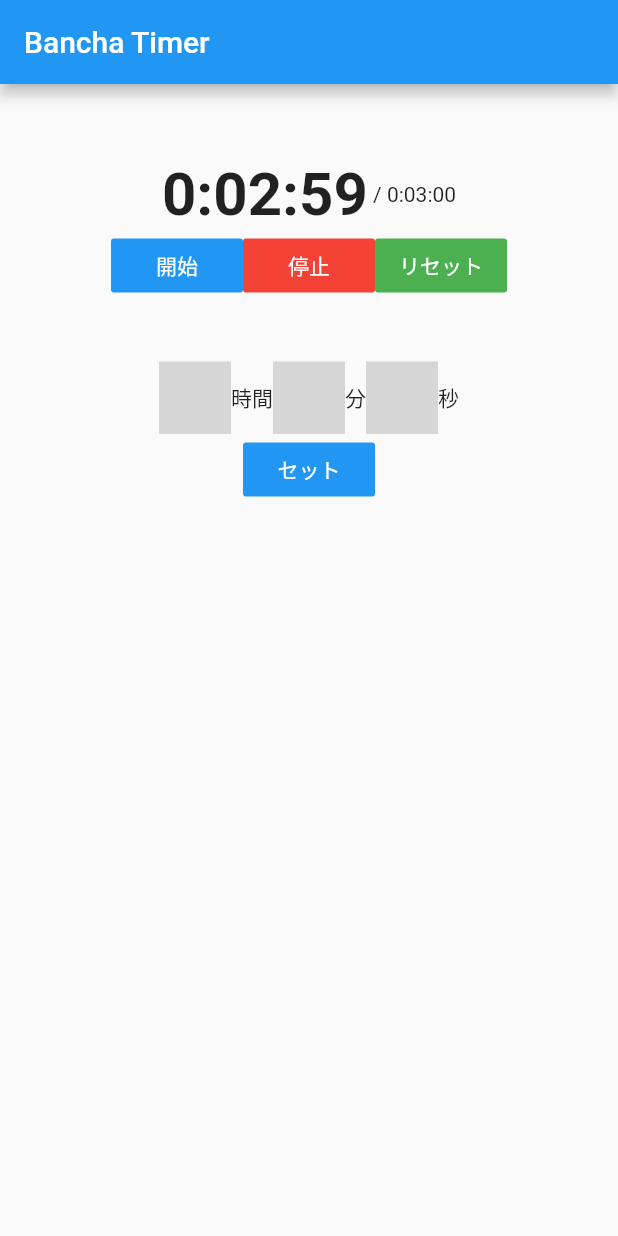
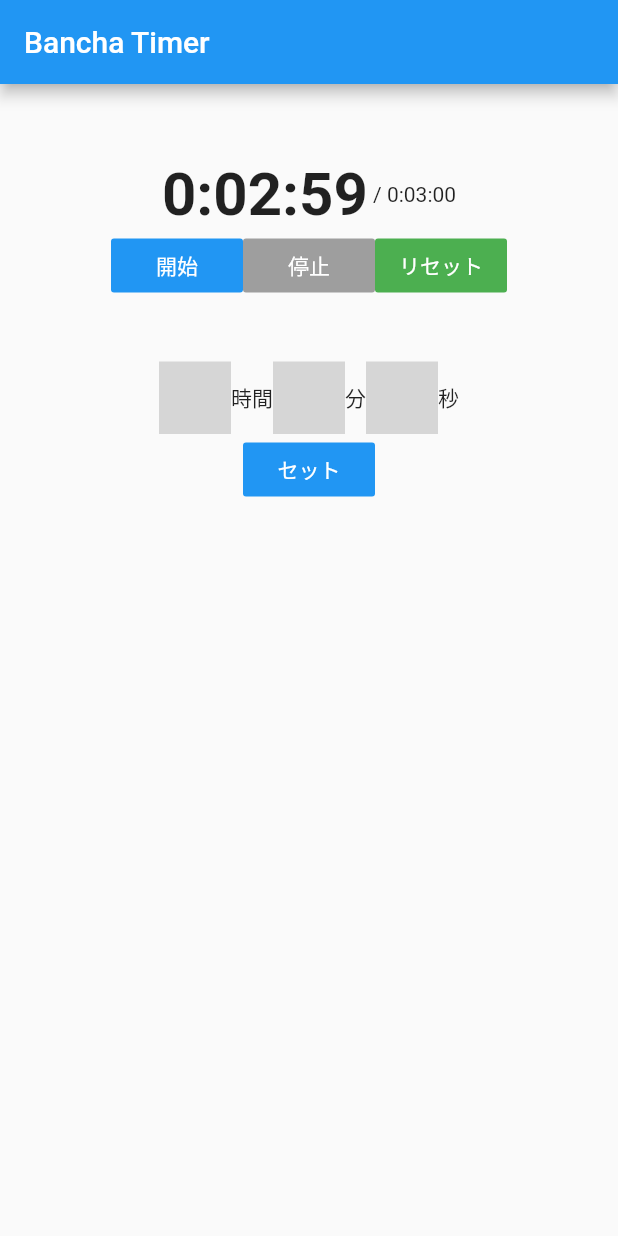
Before and after one commit to bancha-project/bancha-timer, a Flutter app: the screen it shows after launch, after a tap on "開始", after a tap on "停止", on a phone screen of 412 x 824 dp. Run offline on Flutter 3.47's test engine with Material 2 defaults, Android fonts, the light colour scheme and no system bars; our stand-ins replace numberpicker; statements that could not run were skipped; grey boxes are pictures that could not be loaded.

Commit message:
add button disabled

```diff
--- a/lib/my_timer.dart
+++ b/lib/my_timer.dart
@@ -16,6 +16,8 @@ class MyTimerState extends State<MyTimer> {
 
   Duration _remainingTime = Duration(hours: 0, minutes: 3, seconds: 0);
   Timer _timer = null;
+
+  bool _isActive = false;
 
   @override
   Widget build(BuildContext context) {
@@ -40,9 +42,11 @@ class MyTimerState extends State<MyTimer> {
             Row(
               mainAxisAlignment: MainAxisAlignment.center,
               children: <Widget>[
-                FlatButton(
+                IgnorePointer(
+                  ignoring: _isActive,
+                  child: FlatButton(
                     onPressed: _startTimer,
-                  color: Colors.blue,
+                    color: !_isActive ? Colors.blue : Colors.grey,
                     child: Text(
                       '開始',
                       style: TextStyle(
@@ -50,15 +54,20 @@ class MyTimerState extends State<MyTimer> {
                       ),
                     ),
                   ),
-                FlatButton(
+                ),
+                IgnorePointer(
+                  ignoring: !_isActive,
+                  child: FlatButton(
                     onPressed: _stopTimer,
-                  color: Colors.red,
+                    color: _isActive? Colors.red : Colors.grey,
                     child: Text(
                       '停止',
                       style: TextStyle(
                         color: Colors.white,
                       ),
                     ),
+                  ),
+
                 ),
                 FlatButton(
                   onPressed: _resetTimer,
@@ -128,6 +137,9 @@ class MyTimerState extends State<MyTimer> {
   }
 
   void _startTimer() {
+    setState(() {
+      _isActive = true;
+    });
     _timer = Timer.periodic(Duration(seconds: 1), (timer) {
       setState(() {
         _remainingTime = new Duration(
@@ -138,6 +150,9 @@ class MyTimerState extends State<MyTimer> {
   }
 
   void _stopTimer() {
+    setState(() {
+      _isActive = false;
+    });
     _timer.cancel();
   }
 
```
Lines whose indentation alone changed are shown as unchanged.
